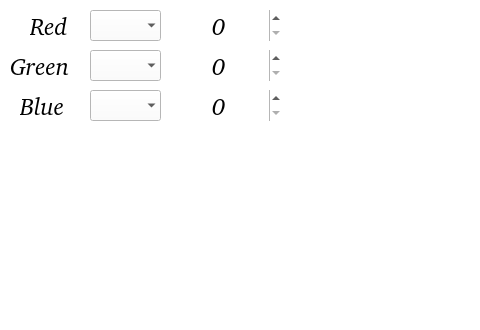
The window that code/GUI/image.ui (Anastasiyabordak/Anadat) describes before a commit, drawn with Qt 5; both pictures show x 0 to 480 and y 0 to 330 of the 882 by 687 pixel window.
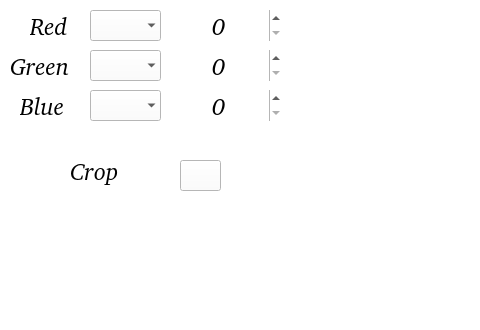
The same window after the commit.

Diff of the .ui file:
```diff
--- a/code/GUI/image.ui
+++ b/code/GUI/image.ui
@@ -556,6 +556,42 @@
      <bool>false</bool>
     </property>
    </widget>
+   <widget class="QPushButton" name="colorButton">
+    <property name="geometry">
+     <rect>
+      <x>180</x>
+      <y>160</y>
+      <width>41</width>
+      <height>31</height>
+     </rect>
+    </property>
+    <property name="text">
+     <string/>
+    </property>
+    <property name="flat">
+     <bool>false</bool>
+    </property>
+   </widget>
+   <widget class="QLabel" name="cropLabel">
+    <property name="geometry">
+     <rect>
+      <x>70</x>
+      <y>150</y>
+      <width>71</width>
+      <height>41</height>
+     </rect>
+    </property>
+    <property name="font">
+     <font>
+      <family>Bitstream Charter</family>
+      <pointsize>18</pointsize>
+      <italic>true</italic>
+     </font>
+    </property>
+    <property name="text">
+     <string>Crop</string>
+    </property>
+   </widget>
   </widget>
  </widget>
  <resources/>
```
